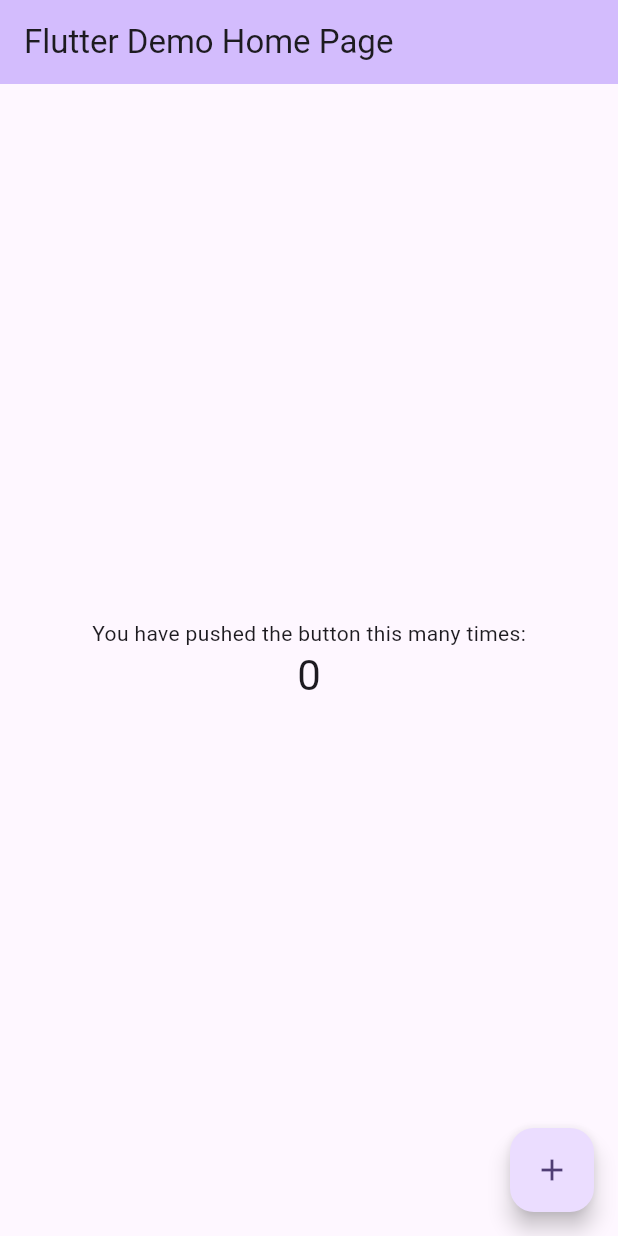
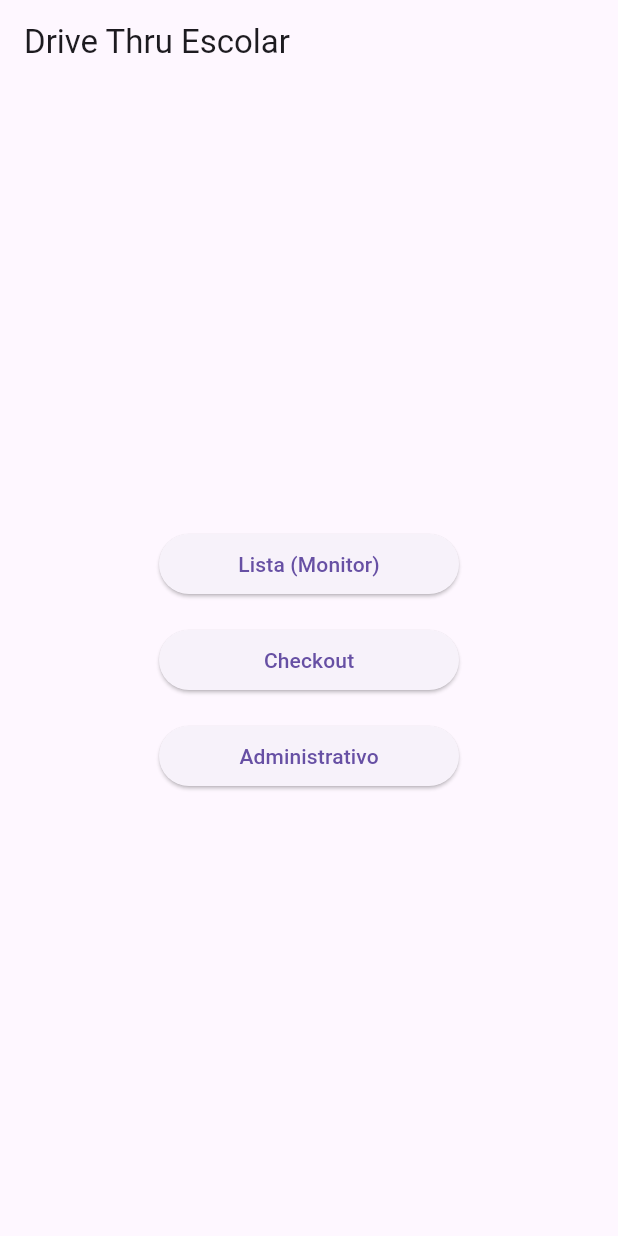
Before and after one commit to miltonfel/drivethruescolar_FE, a Flutter app: the screen it shows after launch, on a phone screen of 412 x 824 dp. Run offline on Flutter 3.47's test engine with Material 3 defaults, Android fonts, the phone set to English and light mode, and no system bars.

Commit message:
Estrutura de paginas

```diff
--- a/drive_thru_fe/lib/main.dart
+++ b/drive_thru_fe/lib/main.dart
@@ -1,125 +1,18 @@
 import 'package:flutter/material.dart';
+import 'routes/app_routes.dart';
+import 'views/menu_page.dart';
 
 void main() {
-  runApp(const MyApp());
+  runApp(MyApp());
 }
 
 class MyApp extends StatelessWidget {
-  const MyApp({super.key});
-
-  // This widget is the root of your application.
   @override
   Widget build(BuildContext context) {
     return MaterialApp(
-      title: 'Flutter Demo',
-      theme: ThemeData(
-        // This is the theme of your application.
-        //
-        // TRY THIS: Try running your application with "flutter run". You'll see
-        // the application has a purple toolbar. Then, without quitting the app,
-        // try changing the seedColor in the colorScheme below to Colors.green
-        // and then invoke "hot reload" (save your changes or press the "hot
-        // reload" button in a Flutter-supported IDE, or press "r" if you used
-        // the command line to start the app).
-        //
-        // Notice that the counter didn't reset back to zero; the application
-        // state is not lost during the reload. To reset the state, use hot
-        // restart instead.
-        //
-        // This works for code too, not just values: Most code changes can be
-        // tested with just a hot reload.
-        colorScheme: ColorScheme.fromSeed(seedColor: Colors.deepPurple),
-        useMaterial3: true,
-      ),
-      home: const MyHomePage(title: 'Flutter Demo Home Page'),
+      debugShowCheckedModeBanner: false,
+      initialRoute: '/',
+      routes: AppRoutes.routes,
     );
   }
 }
-
-class MyHomePage extends StatefulWidget {
-  const MyHomePage({super.key, required this.title});
-
-  // This widget is the home page of your application. It is stateful, meaning
-  // that it has a State object (defined below) that contains fields that affect
-  // how it looks.
-
-  // This class is the configuration for the state. It holds the values (in this
-  // case the title) provided by the parent (in this case the App widget) and
-  // used by the build method of the State. Fields in a Widget subclass are
-  // always marked "final".
-
-  final String title;
-
-  @override
-  State<MyHomePage> createState() => _MyHomePageState();
-}
-
-class _MyHomePageState extends State<MyHomePage> {
-  int _counter = 0;
-
-  void _incrementCounter() {
-    setState(() {
-      // This call to setState tells the Flutter framework that something has
-      // changed in this State, which causes it to rerun the build method below
-      // so that the display can reflect the updated values. If we changed
-      // _counter without calling setState(), then the build method would not be
-      // called again, and so nothing would appear to happen.
-      _counter++;
-    });
-  }
-
-  @override
-  Widget build(BuildContext context) {
-    // This method is rerun every time setState is called, for instance as done
-    // by the _incrementCounter method above.
-    //
-    // The Flutter framework has been optimized to make rerunning build methods
-    // fast, so that you can just rebuild anything that needs updating rather
-    // than having to individually change instances of widgets.
-    return Scaffold(
-      appBar: AppBar(
-        // TRY THIS: Try changing the color here to a specific color (to
-        // Colors.amber, perhaps?) and trigger a hot reload to see the AppBar
-        // change color while the other colors stay the same.
-        backgroundColor: Theme.of(context).colorScheme.inversePrimary,
-        // Here we take the value from the MyHomePage object that was created by
-        // the App.build method, and use it to set our appbar title.
-        title: Text(widget.title),
-      ),
-      body: Center(
-        // Center is a layout widget. It takes a single child and positions it
-        // in the middle of the parent.
-        child: Column(
-          // Column is also a layout widget. It takes a list of children and
-          // arranges them vertically. By default, it sizes itself to fit its
-          // children horizontally, and tries to be as tall as its parent.
-          //
-          // Column has various properties to control how it sizes itself and
-          // how it positions its children. Here we use mainAxisAlignment to
-          // center the children vertically; the main axis here is the vertical
-          // axis because Columns are vertical (the cross axis would be
-          // horizontal).
-          //
-          // TRY THIS: Invoke "debug painting" (choose the "Toggle Debug Paint"
-          // action in the IDE, or press "p" in the console), to see the
-          // wireframe for each widget.
-          mainAxisAlignment: MainAxisAlignment.center,
-          children: <Widget>[
-            const Text(
-              'You have pushed the button this many times:',
-            ),
-            Text(
-              '$_counter',
-              style: Theme.of(context).textTheme.headlineMedium,
-            ),
-          ],
-        ),
-      ),
-      floatingActionButton: FloatingActionButton(
-        onPressed: _incrementCounter,
-        tooltip: 'Increment',
-        child: const Icon(Icons.add),
-      ), // This trailing comma makes auto-formatting nicer for build methods.
-    );
-  }
-}
--- /dev/null
+++ b/drive_thru_fe/lib/routes/app_routes.dart
@@ -0,0 +1,16 @@
+import 'package:flutter/material.dart';
+import '../views/menu_page.dart';
+import '../views/items_list_page.dart';
+import '../views/items_list_page_short.dart';
+import '../views/admin_page.dart';
+
+class AppRoutes {
+  static Map<String, WidgetBuilder> get routes {
+    return {
+      '/': (context) => MenuPage(),
+      '/itemsList': (context) => ItemsListPage(),
+      '/itemsListShort': (context) => ItemsListPageShort(),
+      '/admin': (context) => AdminPage(),
+    };
+  }
+}
--- /dev/null
+++ b/drive_thru_fe/lib/views/menu_page.dart
@@ -0,0 +1,46 @@
+import 'package:flutter/material.dart';
+
+class MenuPage extends StatelessWidget {
+  @override
+  Widget build(BuildContext context) {
+    return Scaffold(
+      appBar: AppBar(
+          title:
+              Text('Drive Thru Escolar')), // Alterado para "Drive Thru Escolar"
+      body: Center(
+        child: Column(
+          mainAxisAlignment: MainAxisAlignment.center,
+          children: [
+            // Botão 1
+            Container(
+              width: 200, // Defina a largura desejada
+              child: ElevatedButton(
+                onPressed: () => Navigator.pushNamed(context, '/itemsList'),
+                child: Text('Lista (Monitor)'),
+              ),
+            ),
+            SizedBox(height: 16), // Espaço de 16 pixels entre os botões
+            // Botão 2
+            Container(
+              width: 200, // A mesma largura
+              child: ElevatedButton(
+                onPressed: () =>
+                    Navigator.pushNamed(context, '/itemsListShort'),
+                child: Text('Checkout'),
+              ),
+            ),
+            SizedBox(height: 16), // Espaço de 16 pixels entre os botões
+            // Botão 3
+            Container(
+              width: 200, // A mesma largura
+              child: ElevatedButton(
+                onPressed: () => Navigator.pushNamed(context, '/admin'),
+                child: Text('Administrativo'),
+              ),
+            ),
+          ],
+        ),
+      ),
+    );
+  }
+}
```
Also changed, not shown: drive_thru_fe/lib/views/admin_page.dart (added, +13 -0 lines), drive_thru_fe/lib/views/items_list_page.dart (added, +18 -0 lines), drive_thru_fe/lib/views/items_list_page_short.dart (added, +18 -0 lines), drive_thru_fe/lib/controllers/menu_controller.dart (added), 1 other file.
